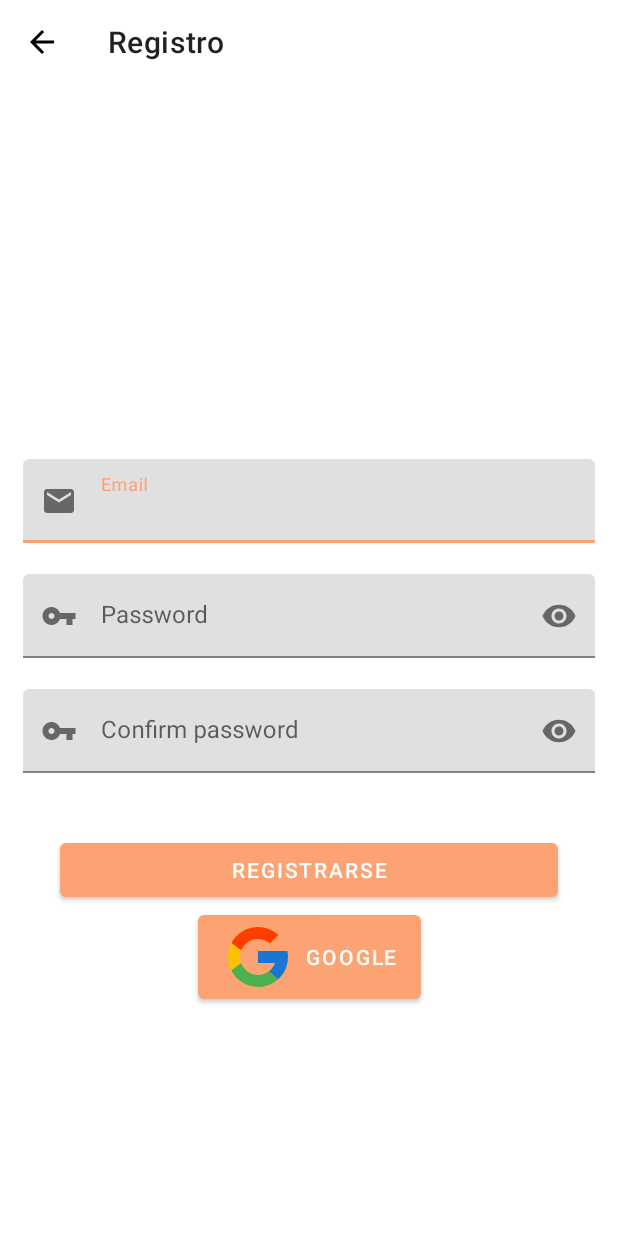
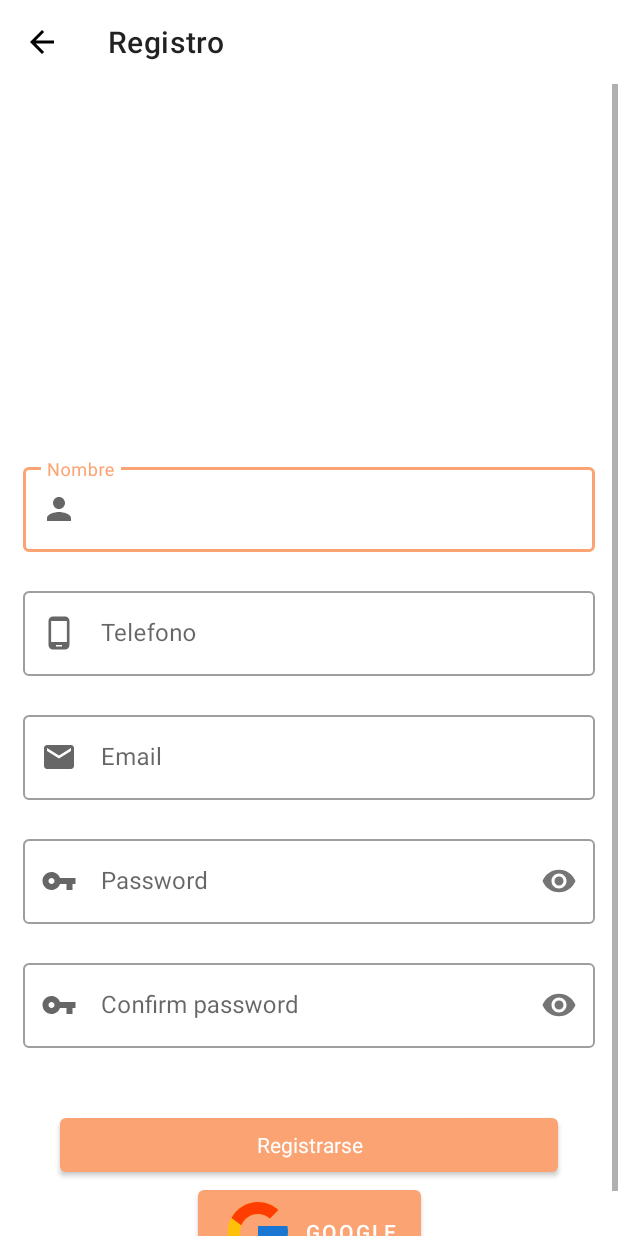
Before and after one commit to JessicaPC/pawfect_proyecto, an Android app: the screen it shows after launch (RegisterActivity), after a tap on "Registrate", on a phone screen of 412 x 824 dp. Run offline under Robolectric (Android 15) with nearby library versions, the phone set to English and light mode, and no system bars; our stand-ins replace Firebase (no records; nobody signed in at launch, a user with empty details on screens opened directly); 2 other taps on this screen came first.

Commit message:
Campos añadidos al register y arreglado los TextInputLayout.OutlinedBox

```diff
--- a/app/src/main/AndroidManifest.xml
+++ b/app/src/main/AndroidManifest.xml
@@ -23,7 +23,8 @@
         <activity
             android:name=".ui.RegisterActivity"
             android:exported="false"
-            android:screenOrientation="portrait" />
+            android:screenOrientation="portrait"
+            />
         <activity
             android:name=".ui.LoginActivity"
             android:exported="true"
--- /dev/null
+++ b/app/src/main/res/drawable/phone_icon.xml
@@ -0,0 +1,5 @@
+<vector android:height="24dp" android:tint="#000000"
+    android:viewportHeight="24" android:viewportWidth="24"
+    android:width="24dp" xmlns:android="http://schemas.android.com/apk/res/android">
+    <path android:fillColor="@android:color/white" android:pathData="M16,1L8,1C6.34,1 5,2.34 5,4v16c0,1.66 1.34,3 3,3h8c1.66,0 3,-1.34 3,-3L19,4c0,-1.66 -1.34,-3 -3,-3zM14,21h-4v-1h4v1zM17.25,18L6.75,18L6.75,4h10.5v14z"/>
+</vector>
--- a/app/src/main/res/layout/activity_register.xml
+++ b/app/src/main/res/layout/activity_register.xml
@@ -33,17 +33,65 @@
                 android:id="@+id/register_animation"
                 android:layout_width="250dp"
                 android:layout_height="250dp"
+                android:visibility="visible"
+                app:layout_constraintEnd_toEndOf="parent"
+                app:layout_constraintHorizontal_bias="0.552"
                 app:layout_constraintStart_toStartOf="parent"
-                app:layout_constraintEnd_toEndOf="parent"
                 app:layout_constraintTop_toTopOf="parent"
-                app:lottie_rawRes="@raw/register_animation"
                 app:lottie_autoPlay="true"
                 app:lottie_loop="true"
-                android:visibility="visible"/>
+                app:lottie_rawRes="@raw/register_animation" />
+
+
+            <com.google.android.material.textfield.TextInputLayout
+                android:id="@+id/input_name"
+                style="@style/Widget.MaterialComponents.TextInputLayout.OutlinedBox"
+                android:layout_width="match_parent"
+                android:layout_height="wrap_content"
+                android:layout_marginHorizontal="15dp"
+                android:hint="Nombre"
+                app:errorEnabled="true"
+                app:layout_constraintEnd_toEndOf="parent"
+                app:layout_constraintStart_toStartOf="parent"
+                app:layout_constraintTop_toBottomOf="@+id/register_animation"
+                app:startIconDrawable="@drawable/person_logo"
+
+
+                >
+
+                <com.google.android.material.textfield.TextInputEditText
+                    android:id="@+id/edit_name"
+                    android:layout_width="match_parent"
+                    android:layout_height="wrap_content"
+                    android:inputType="textEmailAddress" />
+            </com.google.android.material.textfield.TextInputLayout>
+
+            <com.google.android.material.textfield.TextInputLayout
+                android:id="@+id/input_phone"
+                style="@style/Widget.MaterialComponents.TextInputLayout.OutlinedBox"
+                android:layout_width="match_parent"
+                android:layout_height="wrap_content"
+                android:layout_marginHorizontal="15dp"
+                android:hint="Telefono"
+                app:errorEnabled="true"
+                app:layout_constraintEnd_toEndOf="parent"
+                app:layout_constraintStart_toStartOf="parent"
+                app:layout_constraintTop_toBottomOf="@+id/input_name"
+                app:startIconDrawable="@drawable/phone_icon"
+
+                >
+
+                <com.google.android.material.textfield.TextInputEditText
+                    android:id="@+id/edit_phone"
+                    android:layout_width="match_parent"
+                    android:layout_height="wrap_content"
+                    android:inputType="number" />
+            </com.google.android.material.textfield.TextInputLayout>
 
 
             <com.google.android.material.textfield.TextInputLayout
                 android:id="@+id/input_email"
+                style="@style/Widget.MaterialComponents.TextInputLayout.OutlinedBox"
                 android:layout_width="match_parent"
                 android:layout_height="wrap_content"
                 android:layout_marginHorizontal="15dp"
@@ -51,10 +99,8 @@
                 app:errorEnabled="true"
                 app:layout_constraintEnd_toEndOf="parent"
                 app:layout_constraintStart_toStartOf="parent"
-                app:layout_constraintTop_toBottomOf="@+id/register_animation"
-                app:startIconDrawable="@drawable/email_logo"
-
-                >
+                app:layout_constraintTop_toBottomOf="@+id/input_phone"
+                app:startIconDrawable="@drawable/email_logo">
 
                 <com.google.android.material.textfield.TextInputEditText
                     android:id="@+id/edit_email"
@@ -63,9 +109,9 @@
                     android:inputType="textEmailAddress" />
             </com.google.android.material.textfield.TextInputLayout>
 
-
             <com.google.android.material.textfield.TextInputLayout
                 android:id="@+id/input_password"
+                style="@style/Widget.MaterialComponents.TextInputLayout.OutlinedBox"
                 android:layout_width="match_parent"
                 android:layout_height="wrap_content"
                 android:layout_marginHorizontal="15dp"
@@ -75,9 +121,7 @@
                 app:layout_constraintStart_toStartOf="parent"
                 app:layout_constraintTop_toBottomOf="@+id/input_email"
                 app:passwordToggleEnabled="true"
-                app:startIconDrawable="@drawable/key_logo"
-
-                >
+                app:startIconDrawable="@drawable/key_logo">
 
                 <com.google.android.material.textfield.TextInputEditText
                     android:id="@+id/edit_password"
@@ -91,6 +135,7 @@
 
             <com.google.android.material.textfield.TextInputLayout
                 android:id="@+id/input_confirm_password"
+                style="@style/Widget.MaterialComponents.TextInputLayout.OutlinedBox"
                 android:layout_width="match_parent"
                 android:layout_height="wrap_content"
                 android:layout_marginHorizontal="15dp"
@@ -100,8 +145,7 @@
                 app:layout_constraintStart_toStartOf="parent"
                 app:layout_constraintTop_toBottomOf="@+id/input_password"
                 app:passwordToggleEnabled="true"
-                app:startIconDrawable="@drawable/key_logo"
-                >
+                app:startIconDrawable="@drawable/key_logo">
 
                 <com.google.android.material.textfield.TextInputEditText
                     android:id="@+id/edit_confirm_password"
@@ -112,6 +156,7 @@
 
             <Button
                 android:id="@+id/register_button"
+                style="@style/Widget.MaterialComponents.TextInputLayout.OutlinedBox"
                 android:layout_width="match_parent"
                 android:layout_height="wrap_content"
                 android:layout_marginHorizontal="40dp"
@@ -119,15 +164,17 @@
                 android:text="Registrarse"
                 app:layout_constraintEnd_toEndOf="parent"
                 app:layout_constraintStart_toStartOf="parent"
-                app:layout_constraintTop_toBottomOf="@id/input_confirm_password" />
+                app:layout_constraintTop_toBottomOf="@id/input_confirm_password"
+
+                />
 
 
             <Button
                 android:id="@+id/google_button"
                 android:layout_width="wrap_content"
                 android:layout_height="wrap_content"
+                android:drawableLeft="@drawable/google_logo"
                 android:text="Google"
-                android:drawableLeft="@drawable/google_logo"
                 app:layout_constraintEnd_toEndOf="parent"
                 app:layout_constraintStart_toStartOf="parent"
                 app:layout_constraintTop_toBottomOf="@id/register_button" />
```
Also changed, not shown: app/src/main/java/com/example/pawfect/ui/RegisterActivity.kt (+80 -1 lines), 77 other files.
